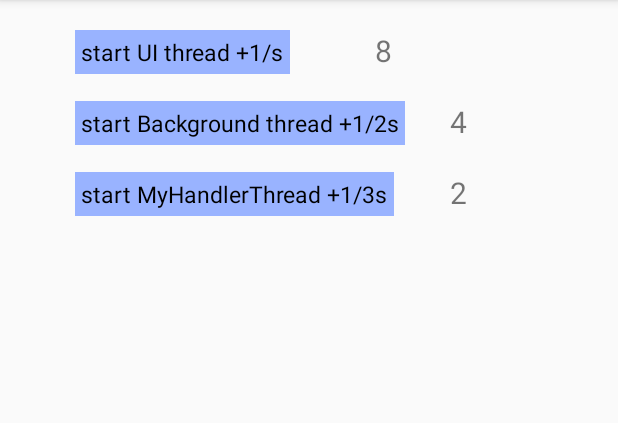
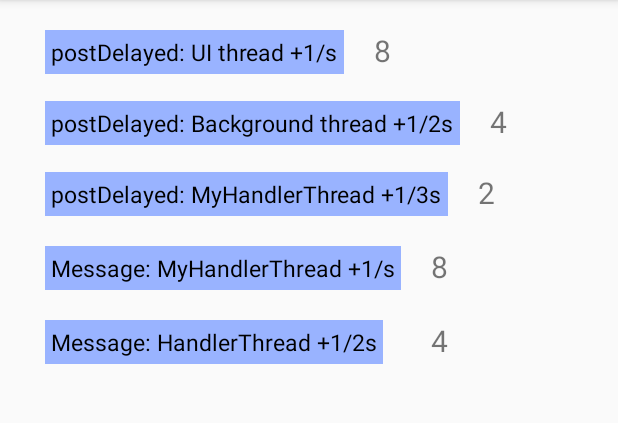
Before and after one commit to ydxb7/android-summary, an Android app: the screen it shows after launch (MainActivity), on a phone screen of 412 x 824 dp, the part 84-507 px from its top. Run offline under Robolectric (Android 15) with nearby library versions, the phone set to English and light mode, and no system bars.

Commit message:
add sendMessage example

```diff
--- a/HandlerExample/app/src/main/java/ai/tomorrow/handlerexample/MainActivity.java
+++ b/HandlerExample/app/src/main/java/ai/tomorrow/handlerexample/MainActivity.java
@@ -17,9 +17,13 @@ public class MainActivity extends AppCompatActivity {
     private TextView mUiNumber;
     private TextView mBackgroundNumber;
     private TextView mMyHandlerThreadNumber;
+    private TextView mUiMessageNumber;
+    private TextView mHandlerThreadNumber;
 
     private int uiCount = 0;
-    private int backgroundCount = 0;
+    private int uiCount2 = 0;
+    private int handlerThreadCount1 = 0;
+    private int handlerThreadCount2 = 0;
     private int myHandlerThreadCount = 0;
 
     // TODO example 1: ui thread -> add 1/sec
@@ -52,12 +56,12 @@ public class MainActivity extends AppCompatActivity {
             uiHandler.post(new Runnable() {
                 @Override
                 public void run() {
-                    backgroundCount++;
-                    mBackgroundNumber.setText(String.valueOf(backgroundCount));
+                    handlerThreadCount1++;
+                    mBackgroundNumber.setText(String.valueOf(handlerThreadCount1));
                 }
             });
 
-            Toast.makeText(MainActivity.this, "background " + backgroundCount, Toast.LENGTH_SHORT).show();
+            Toast.makeText(MainActivity.this, "background " + handlerThreadCount1, Toast.LENGTH_SHORT).show();
         }
     };
 
@@ -81,6 +85,11 @@ public class MainActivity extends AppCompatActivity {
         }
     };
 
+    // TODO example 4: ui, sendMessage
+    private Handler uiHandler2;
+
+    // TODO example 5: HandlerThread, sendMessage
+    private Handler backgroundHandler2;
 
     @Override
     protected void onCreate(Bundle savedInstanceState) {
@@ -90,25 +99,69 @@ public class MainActivity extends AppCompatActivity {
         mUiNumber = findViewById(R.id.tv_ui_number);
         mBackgroundNumber = findViewById(R.id.tv_background_number);
         mMyHandlerThreadNumber = findViewById(R.id.tv_MyHandlerThread_number);
+        mUiMessageNumber = findViewById(R.id.tv_ui_message_number);
+        mHandlerThreadNumber = findViewById(R.id.tv_HandlerThread_number);
 
         // TODO example 1: ui
         // Main/ui thread no need to start
         uiHandler = new Handler();
-        uiHandler.postDelayed(mainThreadRunner, 1000);
+//        uiHandler.postDelayed(mainThreadRunner, 1000);
 
         // TODO example 2: background HandlerThread
         // start a background thread.
-        handlerThread = new HandlerThread("background_thread");
+        handlerThread = new HandlerThread("HandlerThread1");
         handlerThread.start();
         backgroundHandler = new Handler(handlerThread.getLooper());
-        backgroundHandler.postDelayed(backgroundThreadRunner, 2000);
+//        backgroundHandler.postDelayed(backgroundThreadRunner, 2000);
 
         // TODO example 3: background MyHandlerThread
         myHandlerThread = new MyHandlerThread("MyHandlerThread");
         myHandlerThread.start();
         myHandler = new Handler(myHandlerThread.getLooper());
         Log.d(TAG, "onCreate: myHandlerThread.getLooper() = " + myHandlerThread.getLooper());
-        myHandler.postDelayed(myHandlerThreadRunner, 3000);
+//        myHandler.postDelayed(myHandlerThreadRunner, 3000);
+
+        // TODO example 4: ui sendMessageDelayed
+        uiHandler2 = new Handler(){
+            @Override
+            public void handleMessage(Message msg) {
+                switch (msg.what){
+                    case 1:
+                        Log.d(TAG, "handleMessage: thread id " + Thread.currentThread().getId());
+                        uiCount2++;
+                        mUiMessageNumber.setText(String.valueOf(uiCount2));
+                        uiHandler2.sendEmptyMessageDelayed(1, 1000);
+                        break;
+                }
+            }
+        };
+//        uiHandler2.sendEmptyMessageDelayed(1, 1000);
+        Message msg = new Message();
+        msg.what = 1;
+//        uiHandler2.sendMessageDelayed(msg, 1000);
+
+        // TODO example 5: MyHandlerThread sendMessageDelayed
+        backgroundHandler2 = new Handler(handlerThread.getLooper()){
+            @Override
+            public void handleMessage(Message msg) {
+                Log.d(TAG, "handleMessage: msg.");
+                switch (msg.what){
+                    case 1:
+                        Log.d(TAG, "handleMessage: thread id " + Thread.currentThread().getId());
+                        handlerThreadCount2++;
+                        uiHandler2.post(new Runnable() {
+                            @Override
+                            public void run() {
+                                mHandlerThreadNumber.setText(String.valueOf(handlerThreadCount2));
+                            }
+                        });
+                        backgroundHandler2.sendEmptyMessageDelayed(1, 2000);
+                        break;
+                }
+            }
+        };
+//        backgroundHandler2.sendEmptyMessageDelayed(1, 2000);
+
     }
 
     @Override
@@ -121,7 +174,20 @@ public class MainActivity extends AppCompatActivity {
 
         myHandler.removeCallbacks(myHandlerThreadRunner);
 
+        uiHandler2.removeCallbacksAndMessages(null);
+
+        backgroundHandler2.removeCallbacksAndMessages(null);
+
         super.onPause();
     }
 
+    @Override
+    protected void onResume() {
+        super.onResume();
+        uiHandler.postDelayed(mainThreadRunner, 1000);
+        backgroundHandler.postDelayed(backgroundThreadRunner, 2000);
+        myHandler.postDelayed(myHandlerThreadRunner, 3000);
+        uiHandler2.sendEmptyMessageDelayed(1, 1000);
+        backgroundHandler2.sendEmptyMessageDelayed(1, 2000);
+    }
 }
--- a/HandlerExample/app/src/main/res/layout/activity_main.xml
+++ b/HandlerExample/app/src/main/res/layout/activity_main.xml
@@ -9,67 +9,119 @@
         android:id="@+id/tv_ui_number"
         android:layout_width="wrap_content"
         android:layout_height="wrap_content"
+        android:layout_marginStart="20dp"
+        android:layout_marginTop="20dp"
+        android:layout_toRightOf="@id/tv_ui_count"
         android:text="0"
-        android:layout_marginStart="250dp"
-        android:layout_marginTop="20dp"
         android:textSize="20sp" />
 
     <TextView
         android:id="@+id/tv_ui_count"
         android:layout_width="wrap_content"
         android:layout_height="wrap_content"
+        android:layout_marginStart="30dp"
+        android:layout_marginTop="20dp"
         android:background="@color/light_blue"
-        android:layout_marginStart="50dp"
-        android:layout_marginTop="20dp"
+        android:padding="4dp"
+        android:text="postDelayed: UI thread +1/s"
         android:textColor="@color/black"
-        android:text="start UI thread +1/s"
-        android:padding="4dp"
         android:textSize="15sp" />
 
     <TextView
         android:id="@+id/tv_background_number"
         android:layout_width="wrap_content"
         android:layout_height="wrap_content"
+        android:layout_below="@id/tv_ui_number"
+        android:layout_marginStart="20dp"
+        android:layout_marginTop="20dp"
+        android:layout_toRightOf="@id/tv_background_count"
         android:text="0"
-        android:layout_marginStart="300dp"
-        android:layout_below="@id/tv_ui_number"
-        android:layout_marginTop="20dp"
         android:textSize="20sp" />
 
     <TextView
         android:id="@+id/tv_background_count"
         android:layout_width="wrap_content"
         android:layout_height="wrap_content"
+        android:layout_below="@id/tv_ui_number"
+        android:layout_marginStart="30dp"
+        android:layout_marginTop="20dp"
         android:background="@color/light_blue"
-        android:layout_marginStart="50dp"
-        android:layout_marginTop="20dp"
+        android:padding="4dp"
+        android:text="postDelayed: Background thread +1/2s"
         android:textColor="@color/black"
-        android:layout_below="@id/tv_ui_number"
-        android:text="start Background thread +1/2s"
-        android:padding="4dp"
         android:textSize="15sp" />
 
     <TextView
         android:id="@+id/tv_MyHandlerThread_number"
         android:layout_width="wrap_content"
         android:layout_height="wrap_content"
+        android:layout_below="@id/tv_background_number"
+        android:layout_marginStart="20dp"
+        android:layout_marginTop="20dp"
+        android:layout_toRightOf="@id/tv_MyHandlerThread_count"
         android:text="0"
-        android:layout_marginStart="300dp"
-        android:layout_below="@id/tv_background_number"
-        android:layout_marginTop="20dp"
         android:textSize="20sp" />
 
     <TextView
         android:id="@+id/tv_MyHandlerThread_count"
         android:layout_width="wrap_content"
         android:layout_height="wrap_content"
+        android:layout_below="@id/tv_background_number"
+        android:layout_marginStart="30dp"
+        android:layout_marginTop="20dp"
         android:background="@color/light_blue"
-        android:layout_marginStart="50dp"
+        android:padding="4dp"
+        android:text="postDelayed: MyHandlerThread +1/3s"
+        android:textColor="@color/black"
+        android:textSize="15sp" />
+
+    <TextView
+        android:id="@+id/tv_ui_message_number"
+        android:layout_width="wrap_content"
+        android:layout_height="wrap_content"
+        android:layout_below="@id/tv_MyHandlerThread_count"
+        android:layout_marginStart="20dp"
         android:layout_marginTop="20dp"
+        android:layout_toRightOf="@id/tv_ui_message1"
+        android:text="0"
+        android:textSize="20sp" />
+
+    <TextView
+        android:id="@+id/tv_ui_message1"
+        android:layout_width="wrap_content"
+        android:layout_height="wrap_content"
+        android:layout_below="@id/tv_MyHandlerThread_count"
+        android:layout_marginStart="30dp"
+        android:layout_marginTop="20dp"
+        android:background="@color/light_blue"
+        android:padding="4dp"
+        android:text="Message: MyHandlerThread +1/s"
         android:textColor="@color/black"
-        android:layout_below="@id/tv_background_number"
-        android:text="start MyHandlerThread +1/3s"
+        android:textSize="15sp" />
+
+
+    <TextView
+        android:id="@+id/tv_HandlerThread_number"
+        android:layout_width="wrap_content"
+        android:layout_height="wrap_content"
+        android:layout_below="@id/tv_ui_message1"
+        android:layout_marginStart="20dp"
+        android:layout_marginTop="20dp"
+        android:layout_toRightOf="@id/tv_ui_message1"
+        android:text="0"
+        android:textSize="20sp" />
+
+    <TextView
+        android:id="@+id/tv_HandlerThread_message1"
+        android:layout_width="wrap_content"
+        android:layout_height="wrap_content"
+        android:layout_below="@id/tv_ui_message1"
+        android:layout_marginStart="30dp"
+        android:layout_marginTop="20dp"
+        android:background="@color/light_blue"
         android:padding="4dp"
+        android:text="Message: HandlerThread +1/2s"
+        android:textColor="@color/black"
         android:textSize="15sp" />
 
 
```
